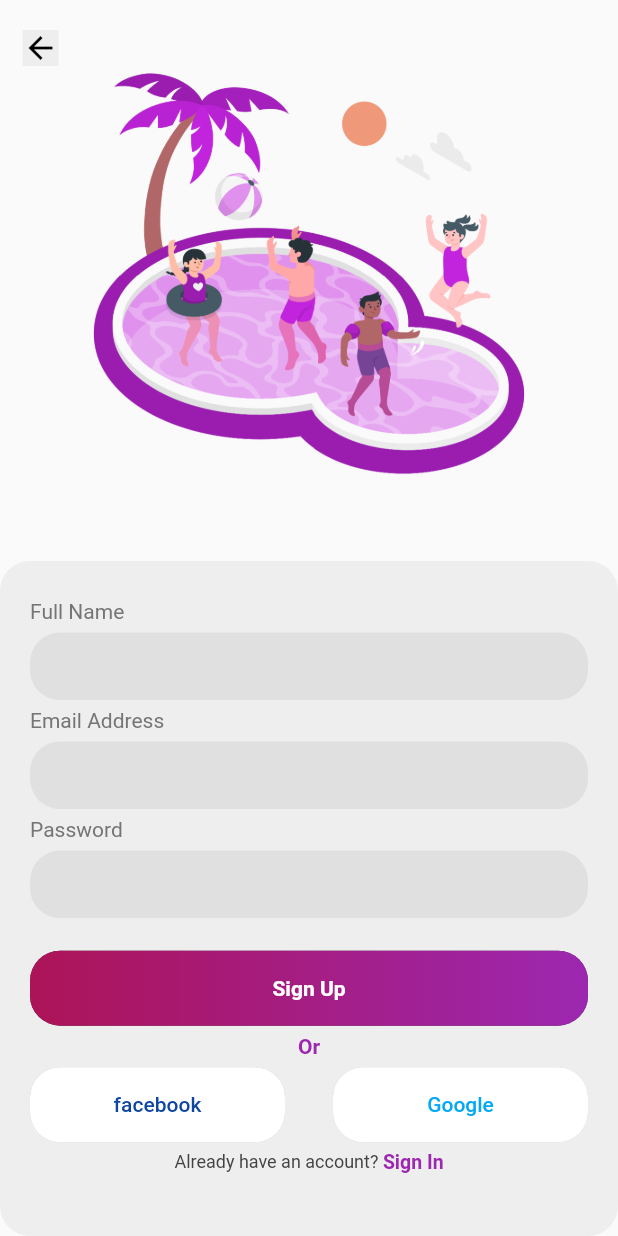
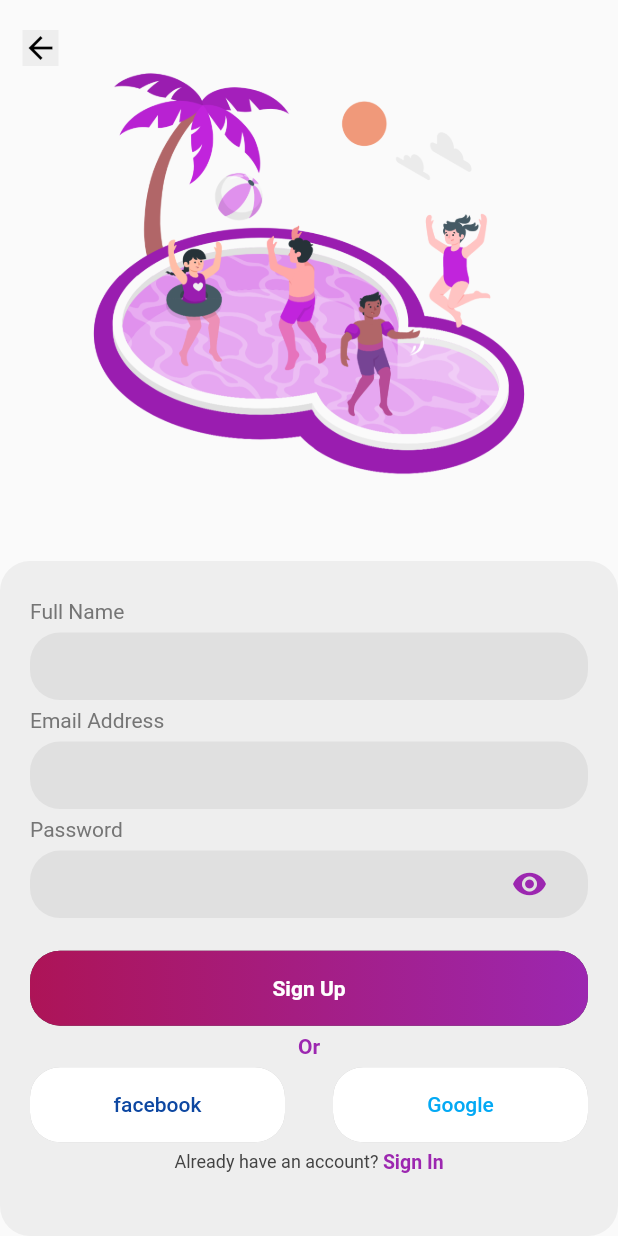
Before and after one commit to Lord-Chris/ui_login_page, a Flutter app: the SignUp screen opened directly, on a phone screen of 412 x 824 dp. Run offline on Flutter 3.47's test engine with Material 2 defaults, Android fonts, the phone set to English and light mode, and no system bars.

Commit message:
Made the password field obscure

```diff
--- a/lib/Signup.dart
+++ b/lib/Signup.dart
@@ -1,7 +1,17 @@
 import 'package:flutter/material.dart';
 import 'LogIn.dart';
 
-class SignUp extends StatelessWidget {
+class SignUp extends StatefulWidget {
+  @override
+  _SignUpState createState()=> _SignUpState();
+}
+class _SignUpState extends State<SignUp>{
+  bool _obscureText = true;
+  void _toggle(){
+    setState(() {
+      _obscureText = !_obscureText;
+    });
+  }
   final TextStyle style = new TextStyle(color:Colors.grey[600]);
   final Container field = new Container(
     height: 45,
@@ -12,9 +22,7 @@ class SignUp extends StatelessWidget {
     ),
     child: new TextField(
       decoration: InputDecoration(
-        border: OutlineInputBorder(
-          borderSide: BorderSide.none
-        )
+        border: InputBorder.none
       ),
     ),
   );
@@ -84,7 +92,24 @@ class SignUp extends StatelessWidget {
                             new Text('Email Address',style: style,),
                             field,
                             new Text('Password',style: style,),
-                            field,
+                            Container(
+                              height: 45,
+                              padding: EdgeInsets.symmetric(horizontal: 15),
+                              decoration: BoxDecoration(
+                                borderRadius: BorderRadius.circular(20),
+                                color: Colors.grey[300]
+                              ),
+                              child: TextField(
+                                obscureText: _obscureText,
+                                decoration: InputDecoration(
+                                  suffixIcon: IconButton(
+                                    icon: Icon(Icons.remove_red_eye,color: _obscureText ? Colors.purple : Colors.grey[600],),
+                                    onPressed: _toggle,
+                                  ),
+                                  border: InputBorder.none,
+                                ),
+                              ),
+                            ),
                             SizedBox(height: 10,),
                             new Container(
                               height: 50,
```
Also changed, not shown: lib/LogIn.dart (+16 -1 lines).
